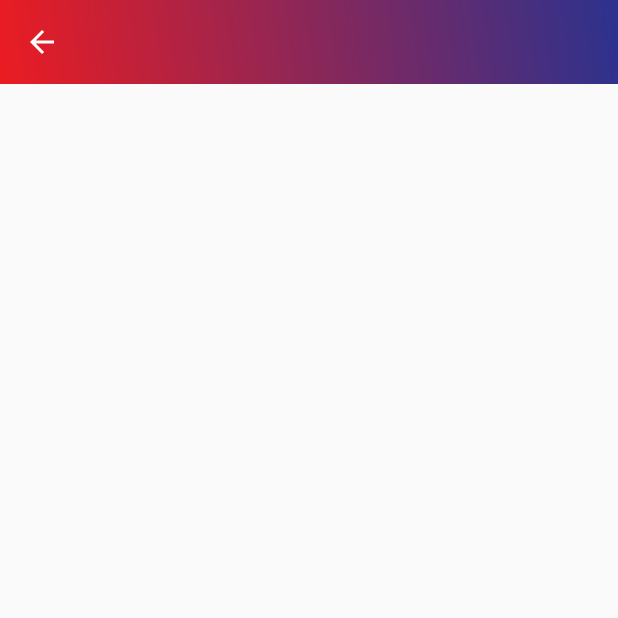
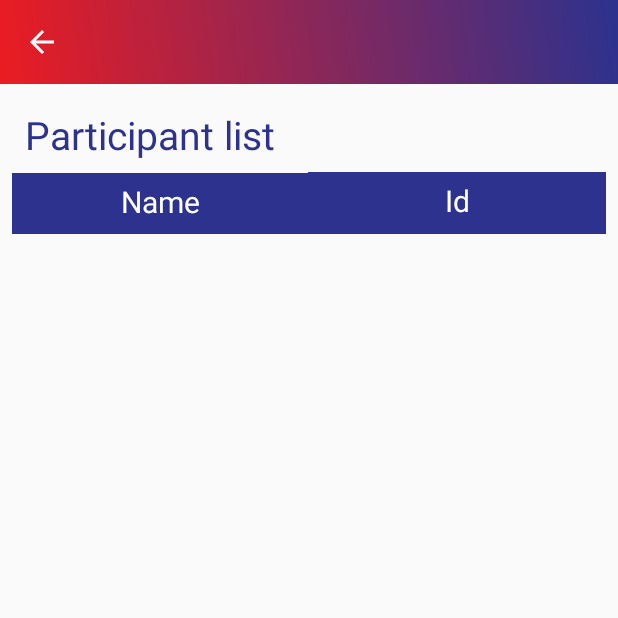
Before and after one commit to waga97/EventFinderApp, an Android app: the OrganizerViewParticipant screen opened directly, with no data from a screen before it, on a phone screen of 412 x 824 dp, the top half of it. Run offline under Robolectric (Android 15) with nearby library versions, the phone set to English and light mode, and no system bars; our stand-ins replace Firebase (no records; nobody signed in at launch, a user with empty details on screens opened directly).

Commit message:
view participant

```diff
--- a/app/src/main/java/com/example/arshad/uea/Organizer/OrganizerEventRecyclerAdapter.java
+++ b/app/src/main/java/com/example/arshad/uea/Organizer/OrganizerEventRecyclerAdapter.java
@@ -128,6 +128,11 @@ public class OrganizerEventRecyclerAdapter extends RecyclerView.Adapter<Organize
             @Override
             public void onClick(View v) {
 
+                Intent viewinetnt = new Intent(context, OrganizerEventUpdate.class);
+                viewinetnt.putExtra("event_id", eventPostId);
+                context.startActivity(viewinetnt);
+
+
             }
         });
 
--- a/app/src/main/java/com/example/arshad/uea/Organizer/OrganizerParticipantRecyclerAdapter.java
+++ b/app/src/main/java/com/example/arshad/uea/Organizer/OrganizerParticipantRecyclerAdapter.java
@@ -8,6 +8,7 @@ import android.view.View;
 import android.view.ViewGroup;
 import android.widget.TextView;
 
+import com.example.arshad.uea.Organizer.Participants;
 import com.example.arshad.uea.R;
 import com.google.android.gms.tasks.OnCompleteListener;
 import com.google.android.gms.tasks.Task;
@@ -16,37 +17,36 @@ import com.google.firebase.firestore.FirebaseFirestore;
 
 import java.util.List;
 
-public class OrganizerParticipantRecyclerAdapter extends RecyclerView.Adapter<OrganizerParticipantRecyclerAdapter.ViewHolder> {
+public class OrganizerParticipantRecyclerAdapter extends RecyclerView.Adapter<com.example.arshad.uea.Organizer.OrganizerParticipantRecyclerAdapter.ViewHolder> {
 
-    public List<Participant> participantList;
+    public List<Participants> participantsList;
     public Context context;
 
     private FirebaseFirestore firebaseFirestore;
 
-    public OrganizerParticipantRecyclerAdapter(List<Participant> participantList){
+    public OrganizerParticipantRecyclerAdapter(List<Participants> participantsList){
 
-        this.participantList = participantList;
+        this.participantsList = participantsList;
 
     }
 
     @Override
-    public OrganizerParticipantRecyclerAdapter.ViewHolder onCreateViewHolder(ViewGroup parent, int viewType) {
+    public com.example.arshad.uea.Organizer.OrganizerParticipantRecyclerAdapter.ViewHolder onCreateViewHolder(ViewGroup parent, int viewType) {
 
         View view = LayoutInflater.from(parent.getContext()).inflate(R.layout.participant_list_item, parent, false);
         context = parent.getContext();
         firebaseFirestore = FirebaseFirestore.getInstance();
-        return new ViewHolder(view);
+        return new com.example.arshad.uea.Organizer.OrganizerParticipantRecyclerAdapter.ViewHolder(view);
     }
 
     @Override
-    public void onBindViewHolder(final OrganizerParticipantRecyclerAdapter.ViewHolder holder, int position) {
+    public void onBindViewHolder(final com.example.arshad.uea.Organizer.OrganizerParticipantRecyclerAdapter.ViewHolder holder, int position) {
 
         holder.setIsRecyclable(false);
 
 
-        //User Data will be retrieved here...
 
-        String user_id = participantList.get(position).getUserId();
+        String user_id = participantsList.get(position).getUser_id();
         firebaseFirestore.collection("Users").document(user_id).get().addOnCompleteListener(new OnCompleteListener<DocumentSnapshot>() {
             @Override
             public void onComplete(@NonNull Task<DocumentSnapshot> task) {
@@ -56,7 +56,7 @@ public class OrganizerParticipantRecyclerAdapter extends RecyclerView.Adapter<Or
                     String userName = task.getResult().getString("name");
 
 
-                    holder.setparticipantName(userName);
+                    holder.setUserData(userName);
 
 
                 } else {
@@ -70,12 +70,13 @@ public class OrganizerParticipantRecyclerAdapter extends RecyclerView.Adapter<Or
 
     }
 
+
     @Override
     public int getItemCount() {
 
-        if(participantList != null) {
+        if(participantsList != null) {
 
-            return participantList.size();
+            return participantsList.size();
 
         } else {
 
@@ -85,23 +86,23 @@ public class OrganizerParticipantRecyclerAdapter extends RecyclerView.Adapter<Or
 
     }
 
-
-
     public class ViewHolder extends RecyclerView.ViewHolder {
 
         private View mView;
 
-        private TextView participantName;
+
+        private TextView participant_name;
 
         public ViewHolder(View itemView) {
             super(itemView);
             mView = itemView;
         }
 
-        public void setparticipantName(String name){
 
-            participantName = mView.findViewById(R.id.reg_student_name);
-            participantName.setText(name);
+
+        public void setUserData(String name){
+            participant_name = mView.findViewById(R.id.reg_student_name);
+            participant_name.setText(name);
 
         }
 
--- a/app/src/main/java/com/example/arshad/uea/Organizer/OrganizerViewParticipant.java
+++ b/app/src/main/java/com/example/arshad/uea/Organizer/OrganizerViewParticipant.java
@@ -9,13 +9,11 @@ import android.support.v7.widget.RecyclerView;
 import android.view.Menu;
 import android.view.MenuItem;
 import android.support.v7.widget.Toolbar;
-import android.widget.ListView;
 
 import com.example.arshad.uea.R;
 import com.google.android.gms.tasks.OnCompleteListener;
 import com.google.android.gms.tasks.Task;
 import com.google.firebase.firestore.DocumentChange;
-import com.google.firebase.firestore.DocumentReference;
 import com.google.firebase.firestore.DocumentSnapshot;
 import com.google.firebase.firestore.EventListener;
 import com.google.firebase.firestore.FirebaseFirestore;
@@ -29,15 +27,14 @@ public class OrganizerViewParticipant extends AppCompatActivity {
 
     private Toolbar orgeventpartToolbar;
 
-    private RecyclerView participant_listview;
+    private RecyclerView participant_list;
     private OrganizerParticipantRecyclerAdapter organizerParticipantRecyclerAdapter;
-    private List<Participant> participantList;
+    private List<Participants> participantsList;
 
     private FirebaseFirestore firebaseFirestore;
 
     private String event_id;
 
-    Participant retrieve;
 
     @Override
     protected void onCreate(Bundle savedInstanceState) {
@@ -62,24 +59,40 @@ public class OrganizerViewParticipant extends AppCompatActivity {
         });
 
 
-        participant_listview = findViewById(R.id.participant_list);
+        participant_list = findViewById(R.id.participant_list);
 
         //RecyclerView Firebase List
-        participantList = new ArrayList<>();
-        organizerParticipantRecyclerAdapter = new OrganizerParticipantRecyclerAdapter(participantList);
-        participant_listview.setHasFixedSize(true);
-        participant_listview.setLayoutManager(new LinearLayoutManager(this));
-        participant_listview.setAdapter(organizerParticipantRecyclerAdapter);
+        participantsList = new ArrayList<>();
+        organizerParticipantRecyclerAdapter = new OrganizerParticipantRecyclerAdapter(participantsList);
+        participant_list.setHasFixedSize(true);
+        participant_list.setLayoutManager(new LinearLayoutManager(this));
+        participant_list.setAdapter(organizerParticipantRecyclerAdapter);
 
 
+        firebaseFirestore.collection("Events/" + event_id + "/Register")
+                .addSnapshotListener(OrganizerViewParticipant.this, new EventListener<QuerySnapshot>() {
+                    @Override
+                    public void onEvent(QuerySnapshot documentSnapshots, FirebaseFirestoreException e) {
+
+                        if (!documentSnapshots.isEmpty()) {
+
+                            for (DocumentChange doc : documentSnapshots.getDocumentChanges()) {
+
+                                if (doc.getType() == DocumentChange.Type.ADDED) {
+
+                                    String commentId = doc.getDocument().getId();
+                                    Participants participants = doc.getDocument().toObject(Participants.class);
+                                    participantsList.add(participants);
+                                    organizerParticipantRecyclerAdapter.notifyDataSetChanged();
 
 
+                                }
+                            }
 
+                        }
 
-
-
-
-
+                    }
+                });
 
 
 
--- a/app/src/main/res/layout/activity_organizer_view_participant.xml
+++ b/app/src/main/res/layout/activity_organizer_view_participant.xml
@@ -21,10 +21,57 @@
         android:id="@+id/participant_list"
         android:layout_width="0dp"
         android:layout_height="0dp"
+        android:layout_marginTop="100dp"
         app:layout_constraintBottom_toBottomOf="parent"
         app:layout_constraintEnd_toEndOf="parent"
         app:layout_constraintStart_toStartOf="parent"
-        app:layout_constraintTop_toBottomOf="@id/org_event_part_toolbar"  />
+        app:layout_constraintTop_toBottomOf="@id/org_event_part_toolbar" />
+
+    <TextView
+        android:id="@+id/list_text"
+        android:layout_width="wrap_content"
+        android:layout_height="wrap_content"
+        android:layout_marginEnd="228dp"
+        android:layout_marginStart="16dp"
+        android:layout_marginTop="16dp"
+        android:text="Participant list"
+        android:textColor="#FF2C328E"
+        android:textSize="26sp"
+        app:layout_constraintEnd_toEndOf="parent"
+        app:layout_constraintStart_toStartOf="parent"
+        app:layout_constraintTop_toBottomOf="@id/org_event_part_toolbar" />
+
+    <TextView
+        android:id="@+id/name_text"
+        android:layout_width="197dp"
+        android:layout_height="0dp"
+        android:layout_marginStart="8dp"
+        android:layout_marginTop="8dp"
+        android:background="@color/colorAccent"
+        android:paddingTop="5sp"
+        android:text="Name"
+        android:textAlignment="center"
+        android:textAllCaps="false"
+        android:textColor="#ffffff"
+        android:textSize="20sp"
+        app:layout_constraintBottom_toTopOf="@+id/participant_list"
+        app:layout_constraintStart_toStartOf="parent"
+        app:layout_constraintTop_toBottomOf="@+id/list_text" />
+
+    <TextView
+        android:id="@+id/id_text"
+        android:layout_width="0dp"
+        android:layout_height="41dp"
+        android:layout_marginEnd="8dp"
+        android:background="@color/colorAccent"
+        android:paddingTop="5sp"
+        android:text="Id"
+        android:textAlignment="center"
+        android:textColor="#ffffff"
+        android:textSize="20sp"
+        app:layout_constraintBottom_toTopOf="@+id/participant_list"
+        app:layout_constraintEnd_toEndOf="parent"
+        app:layout_constraintStart_toEndOf="@+id/name_text" />
 
 
 </android.support.constraint.ConstraintLayout>
```
Also changed, not shown: app/src/main/java/com/example/arshad/uea/Organizer/OrganizerEventUpdate.java (added, +194 -0 lines), app/src/main/java/com/example/arshad/uea/Organizer/Participant.java (deleted, +0 -36 lines), app/src/main/java/com/example/arshad/uea/Organizer/Participants.java (added, +34 -0 lines), app/src/main/res/layout/activity_organizer_event_update.xml (added, +304 -0 lines).
